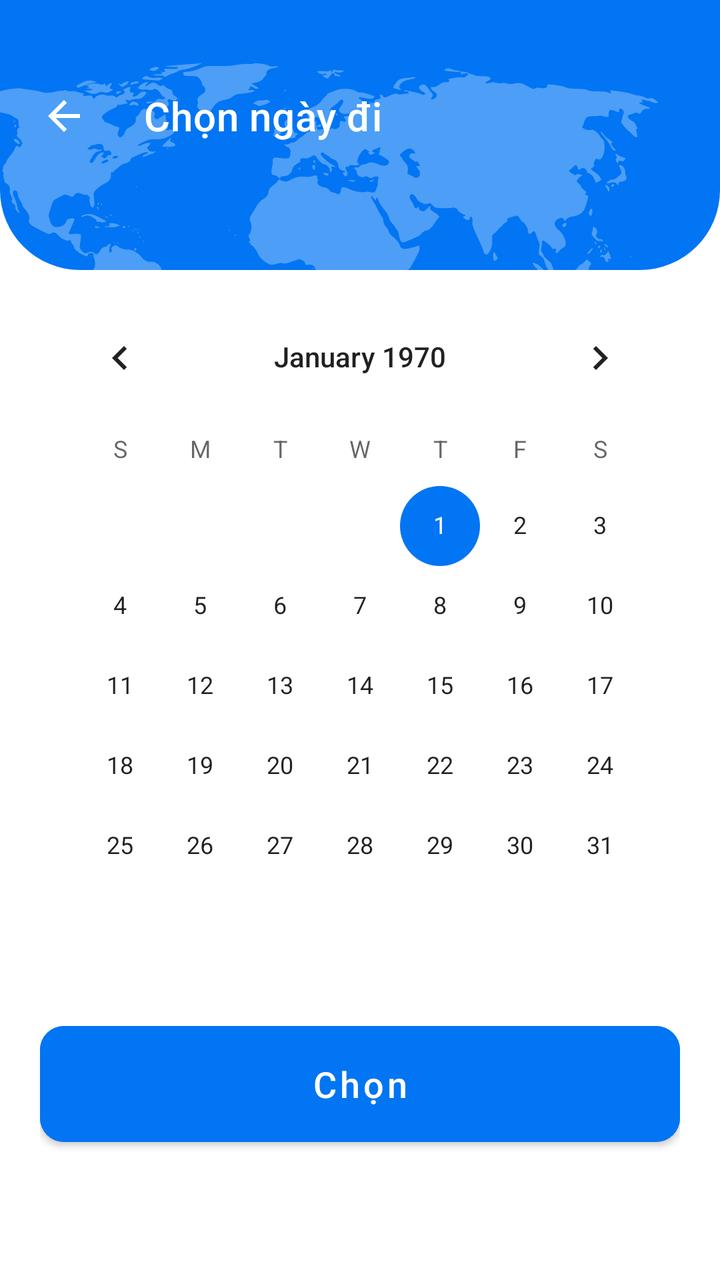
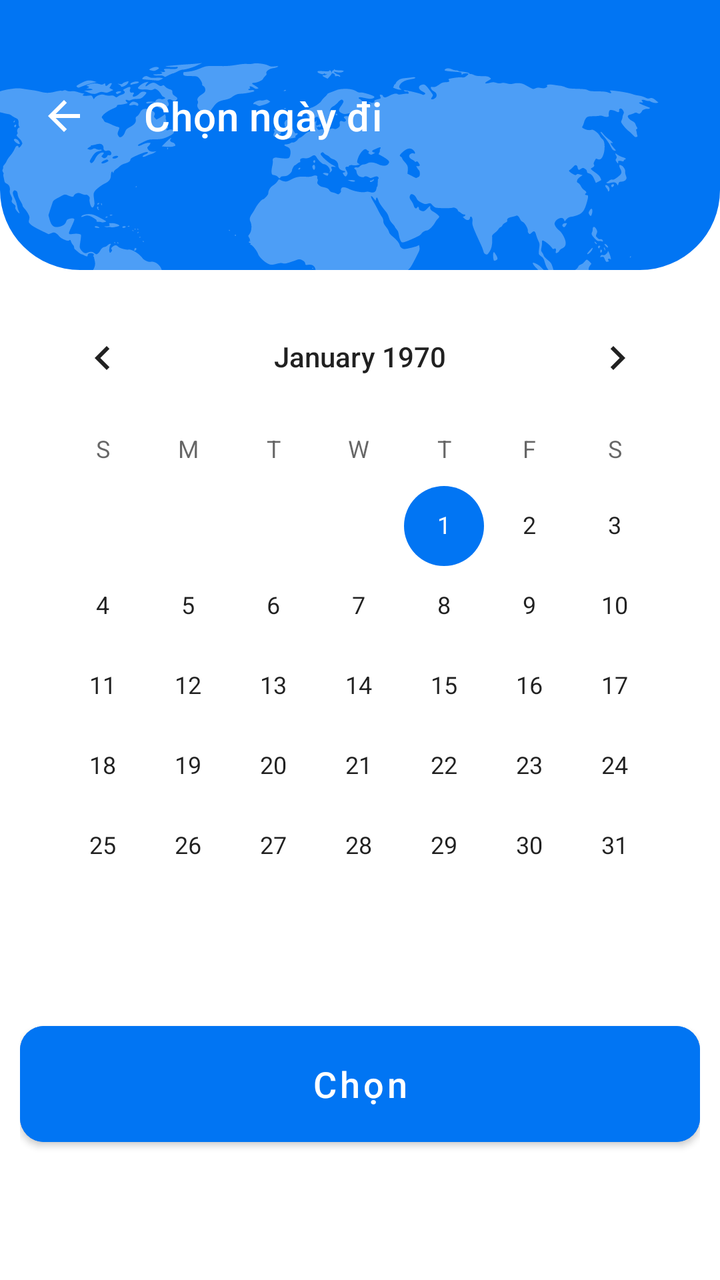

Screens rendered from an Android XML layout before and after an edit, with the pre-edit source and the edit as a unified diff.
<!-- AndroidManifest.xml: application theme Theme.FlightBookingApp -->
<!-- res/layout/activity_calendar.xml -->
<?xml version="1.0" encoding="utf-8"?>
<LinearLayout xmlns:android="http://schemas.android.com/apk/res/android"
    xmlns:app="http://schemas.android.com/apk/res-auto"
    xmlns:tools="http://schemas.android.com/tools"
    android:id="@+id/main"
    android:layout_width="match_parent"
    android:layout_height="match_parent"
    android:orientation="vertical"
    tools:context=".ui.view.activity.CalendarActivity">

    <androidx.constraintlayout.widget.ConstraintLayout
        android:layout_width="match_parent"
        android:layout_height="wrap_content">

        <com.google.android.material.imageview.ShapeableImageView
            android:id="@+id/iv_bg_header"
            android:layout_width="match_parent"
            android:layout_height="wrap_content"
            android:background="@color/primary_blue"
            android:scaleType="centerCrop"
            android:src="@drawable/world_half"

            app:layout_constraintEnd_toEndOf="parent"
            app:layout_constraintStart_toStartOf="parent"
            app:layout_constraintTop_toTopOf="parent"
            app:shapeAppearanceOverlay="@style/RoundedBottomCorners" />

        <com.google.android.material.appbar.MaterialToolbar
            android:id="@+id/toolbarCalendar"
            android:layout_width="match_parent"
            android:layout_height="?attr/actionBarSize"
            android:layout_marginTop="30dp"
            android:paddingStart="4dp"
            app:layout_constraintStart_toStartOf="parent"
            app:layout_constraintTop_toTopOf="parent"
            app:navigationIcon="@drawable/ic_back"
            app:navigationIconTint="@color/white"
            app:title="Chọn ngày đi"
            app:titleTextColor="@color/white">

        </com.google.android.material.appbar.MaterialToolbar>

    </androidx.constraintlayout.widget.ConstraintLayout>

    <LinearLayout
        android:layout_width="match_parent"
        android:layout_height="match_parent"
        android:background="@color/white"
        android:orientation="vertical"
        android:paddingHorizontal="20dp">

        <CalendarView
            android:id="@+id/calendarView"
            android:layout_width="match_parent"
            android:layout_height="wrap_content"
            android:layout_marginTop="10dp"
            android:theme="@style/CustomCalendar" />

        <com.google.android.material.button.MaterialButton
            android:id="@+id/btn_select_Calendar"
            android:layout_width="match_parent"
            android:layout_height="70dp"
            android:layout_marginTop="24dp"
            android:backgroundTint="#0175F3"
            android:text="Chọn"
            android:textAllCaps="false"
            android:textSize="18sp"
            app:cornerRadius="12dp" />
    </LinearLayout>

</LinearLayout>
<!-- resources referenced by this layout -->
<resources>
  <color name="primary_blue">#0175F3</color>
  <color name="white">#FFFFFFFF</color>
  <!-- drawable ic_back (drawable) -->
  <vector xmlns:android="http://schemas.android.com/apk/res/android"
      android:width="16dp"
      android:height="16dp"
      android:viewportWidth="16"
      android:viewportHeight="16">
    <path
        android:pathData="M3.825,9L9.425,14.6L8,16L0,8L8,0L9.425,1.4L3.825,7H16V9H3.825Z"
        android:fillColor="#64748B"/>
  </vector>
  <!-- drawable world_half: png bitmap (drawable-xxhdpi, 41168 bytes) -->
  <style name="CustomCalendar" parent="CustomCalendar">
          <item name="colorAccent">#0175F3</item>
          <item name="android:focusedMonthDateColor">#0175F3</item>
      </style>
  <style name="RoundedBottomCorners" parent="">
          <item name="cornerFamily">rounded</item>
          <item name="cornerSizeTopLeft">0dp</item>
          <item name="cornerSizeTopRight">0dp</item>
          <item name="cornerSizeBottomLeft">40dp</item>
          <item name="cornerSizeBottomRight">40dp</item>
      </style>
  <style name="Theme.FlightBookingApp" parent="Theme.MaterialComponents.DayNight.NoActionBar">
          
          <item name="colorPrimary">@color/purple_500</item>
          <item name="colorPrimaryVariant">@color/purple_700</item>
          <item name="colorOnPrimary">@color/white</item>
          
          <item name="colorSecondary">@color/teal_200</item>
          <item name="colorSecondaryVariant">@color/teal_700</item>
          <item name="colorOnSecondary">@color/black</item>
          
          <item name="android:statusBarColor">?attr/colorPrimaryVariant</item>
          
      </style>
  <color name="purple_500">#FF6200EE</color>
  <color name="purple_700">#FF3700B3</color>
  <color name="teal_200">#FF03DAC5</color>
  <color name="teal_700">#FF018786</color>
  <color name="black">#FF000000</color>
</resources>

<!-- the commit's change to res/layout/activity_calendar.xml (unified diff, before → after) -->
@@ -47,7 +47,7 @@
         android:layout_height="match_parent"
         android:background="@color/white"
         android:orientation="vertical"
-        android:paddingHorizontal="20dp">
+        android:paddingHorizontal="10dp">
 
         <CalendarView
             android:id="@+id/calendarView"
